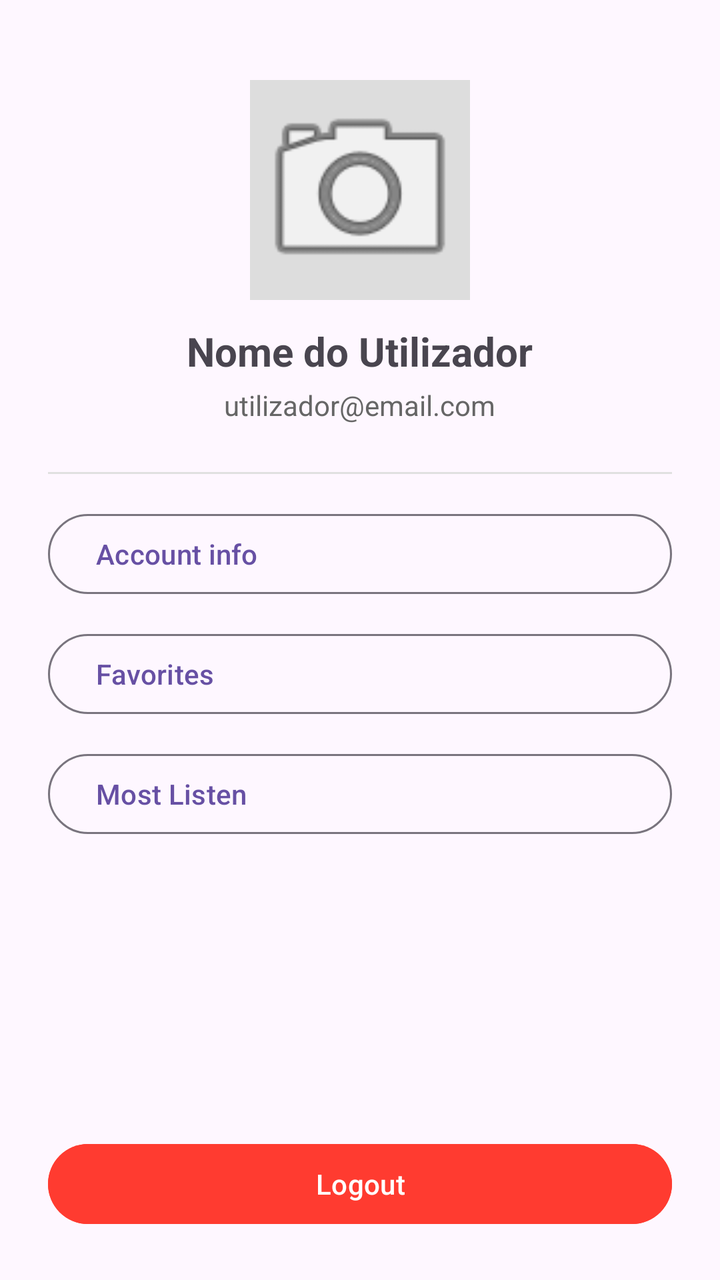
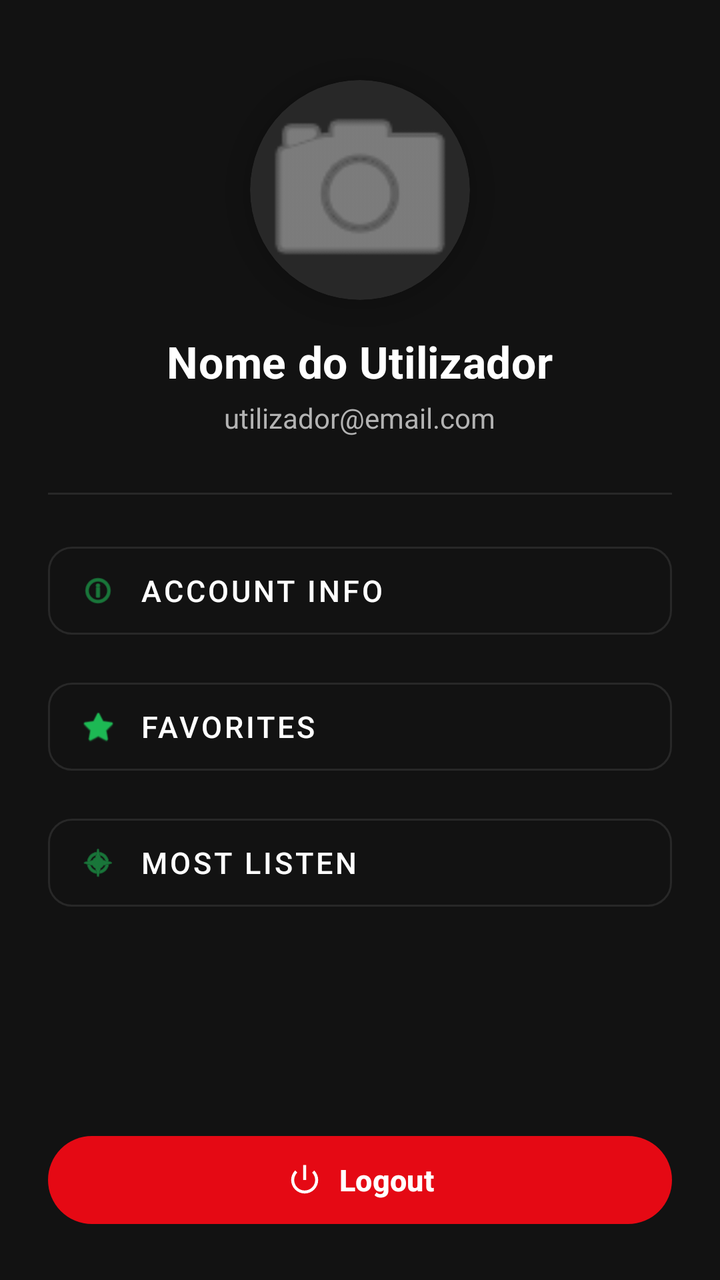

Before-and-after screenshots of an Android layout around one commit, followed by the original layout XML and the change that was made.
<!-- AndroidManifest.xml: application theme Theme.DSSMV_ProjectDroid_1230628_1222027 -->
<!-- res/layout/activity_settings.xml -->
<?xml version="1.0" encoding="utf-8"?>
<LinearLayout xmlns:android="http://schemas.android.com/apk/res/android"
              android:id="@+id/main_settings"
              android:layout_width="match_parent"
              android:layout_height="match_parent"
              android:orientation="vertical"
              android:padding="24dp"
              android:gravity="center_horizontal">

    <ImageView
            android:id="@+id/imgProfilePicture"
            android:layout_width="110dp"
            android:layout_height="110dp"
            android:layout_marginTop="16dp"
            android:src="@android:drawable/ic_menu_camera"
            android:background="#DDDDDD"
            android:scaleType="centerCrop" />

    <TextView
            android:id="@+id/txtUserName"
            android:layout_width="wrap_content"
            android:layout_height="wrap_content"
            android:layout_marginTop="12dp"
            android:text="Nome do Utilizador"
            android:textSize="20sp"
            android:textStyle="bold" />

    <TextView
            android:id="@+id/txtUserEmail"
            android:layout_width="wrap_content"
            android:layout_height="wrap_content"
            android:layout_marginTop="4dp"
            android:text="utilizador@email.com"
            android:textColor="#666666"
            android:textSize="14sp" />

    <View
            android:layout_width="match_parent"
            android:layout_height="1dp"
            android:layout_marginTop="24dp"
            android:layout_marginBottom="16dp"
            android:background="#E0E0E0" />

    <Button
            android:id="@+id/btnAccountInfo"
            style="?attr/materialButtonOutlinedStyle"
            android:layout_width="match_parent"
            android:layout_height="wrap_content"
            android:layout_marginBottom="12dp"
            android:text="Account info"
            android:textAlignment="viewStart" />

    <Button
            android:id="@+id/btnFavoriteSongs"
            style="?attr/materialButtonOutlinedStyle"
            android:layout_width="match_parent"
            android:layout_height="wrap_content"
            android:layout_marginBottom="12dp"
            android:text="Favorites"
            android:textAlignment="viewStart" />

    <Button
            android:id="@+id/btnTopArtist"
            style="?attr/materialButtonOutlinedStyle"
            android:layout_width="match_parent"
            android:layout_height="wrap_content"
            android:layout_marginBottom="12dp"
            android:text="Most Listen"
            android:textAlignment="viewStart" />

    <View
            android:layout_width="match_parent"
            android:layout_height="0dp"
            android:layout_weight="1" />

    <Button
            android:id="@+id/btnLogout"
            android:layout_width="match_parent"
            android:layout_height="wrap_content"
            android:backgroundTint="#FF3B30"
            android:text="Logout" />

</LinearLayout>
<!-- resources referenced by this layout -->
<resources>
  <style name="Theme.DSSMV_ProjectDroid_1230628_1222027" parent="Base.Theme.DSSMV_ProjectDroid_1230628_1222027" />
  <style name="Base.Theme.DSSMV_ProjectDroid_1230628_1222027" parent="Theme.Material3.DayNight.NoActionBar">
          
          
      </style>
</resources>

<!-- the commit's change to res/layout/activity_settings.xml (unified diff, before → after) -->
@@ -1,28 +1,41 @@
 <?xml version="1.0" encoding="utf-8"?>
 <LinearLayout xmlns:android="http://schemas.android.com/apk/res/android"
+              xmlns:app="http://schemas.android.com/apk/res-auto"
               android:id="@+id/main_settings"
               android:layout_width="match_parent"
               android:layout_height="match_parent"
+              android:background="#121212"
+              android:gravity="center_horizontal"
               android:orientation="vertical"
-              android:padding="24dp"
-              android:gravity="center_horizontal">
+              android:padding="24dp">
 
-    <ImageView
-            android:id="@+id/imgProfilePicture"
+    <androidx.cardview.widget.CardView
             android:layout_width="110dp"
             android:layout_height="110dp"
             android:layout_marginTop="16dp"
-            android:src="@android:drawable/ic_menu_camera"
-            android:background="#DDDDDD"
-            android:scaleType="centerCrop" />
+            app:cardBackgroundColor="#282828"
+            app:cardCornerRadius="55dp"
+            app:cardElevation="6dp">
+
+        <ImageView
+                android:id="@+id/imgProfilePicture"
+                android:layout_width="match_parent"
+                android:layout_height="match_parent"
+                android:contentDescription="Foto de Perfil"
+                android:scaleType="centerCrop"
+                android:src="@android:drawable/ic_menu_camera"
+                app:tint="#B3B3B3" />
+    </androidx.cardview.widget.CardView>
 
     <TextView
             android:id="@+id/txtUserName"
             android:layout_width="wrap_content"
             android:layout_height="wrap_content"
-            android:layout_marginTop="12dp"
+            android:layout_marginTop="16dp"
+            android:letterSpacing="0.01"
             android:text="Nome do Utilizador"
-            android:textSize="20sp"
+            android:textColor="#FFFFFF"
+            android:textSize="22sp"
             android:textStyle="bold" />
 
     <TextView
@@ -31,53 +44,88 @@
             android:layout_height="wrap_content"
             android:layout_marginTop="4dp"
             android:text="utilizador@email.com"
-            android:textColor="#666666"
+            android:textColor="#B3B3B3"
             android:textSize="14sp" />
 
     <View
             android:layout_width="match_parent"
             android:layout_height="1dp"
-            android:layout_marginTop="24dp"
-            android:layout_marginBottom="16dp"
-            android:background="#E0E0E0" />
+            android:layout_marginTop="28dp"
+            android:layout_marginBottom="20dp"
+            android:background="#282828" />
 
-    <Button
+    <com.google.android.material.button.MaterialButton
             android:id="@+id/btnAccountInfo"
-            style="?attr/materialButtonOutlinedStyle"
+            style="@style/Widget.MaterialComponents.Button.OutlinedButton"
             android:layout_width="match_parent"
-            android:layout_height="wrap_content"
+            android:layout_height="56dp"
             android:layout_marginBottom="12dp"
             android:text="Account info"
-            android:textAlignment="viewStart" />
+            android:textAlignment="viewStart"
+            android:textColor="#FFFFFF"
+            android:textSize="15sp"
+            app:cornerRadius="12dp"
+            app:icon="@android:drawable/ic_menu_info_details"
+            app:iconGravity="textStart"
+            app:iconPadding="12dp"
+            app:iconTint="#1DB954"
+            app:strokeColor="#282828"
+            app:strokeWidth="1dp" />
 
-    <Button
+    <com.google.android.material.button.MaterialButton
             android:id="@+id/btnFavoriteSongs"
-            style="?attr/materialButtonOutlinedStyle"
+            style="@style/Widget.MaterialComponents.Button.OutlinedButton"
             android:layout_width="match_parent"
-            android:layout_height="wrap_content"
+            android:layout_height="56dp"
             android:layout_marginBottom="12dp"
             android:text="Favorites"
-            android:textAlignment="viewStart" />
+            android:textAlignment="viewStart"
+            android:textColor="#FFFFFF"
+            android:textSize="15sp"
+            app:cornerRadius="12dp"
+            app:icon="@android:drawable/btn_star"
+            app:iconGravity="textStart"
+            app:iconPadding="12dp"
+            app:iconTint="#1DB954"
+            app:strokeColor="#282828"
+            app:strokeWidth="1dp" />
 
-    <Button
+    <com.google.android.material.button.MaterialButton
             android:id="@+id/btnTopArtist"
-            style="?attr/materialButtonOutlinedStyle"
+            style="@style/Widget.MaterialComponents.Button.OutlinedButton"
             android:layout_width="match_parent"
-            android:layout_height="wrap_content"
+            android:layout_height="56dp"
             android:layout_marginBottom="12dp"
             android:text="Most Listen"
-            android:textAlignment="viewStart" />
+            android:textAlignment="viewStart"
+            android:textColor="#FFFFFF"
+            android:textSize="15sp"
+            app:cornerRadius="12dp"
+            app:icon="@android:drawable/ic_menu_compass"
+            app:iconGravity="textStart"
+            app:iconPadding="12dp"
+            app:iconTint="#1DB954"
+            app:strokeColor="#282828"
+            app:strokeWidth="1dp" />
 
     <View
             android:layout_width="match_parent"
             android:layout_height="0dp"
             android:layout_weight="1" />
 
-    <Button
+    <com.google.android.material.button.MaterialButton
             android:id="@+id/btnLogout"
             android:layout_width="match_parent"
-            android:layout_height="wrap_content"
-            android:backgroundTint="#FF3B30"
-            android:text="Logout" />
+            android:layout_height="52dp"
+            android:text="Logout"
+            android:textColor="#FFFFFF"
+            android:textSize="15sp"
+            android:textStyle="bold"
+            app:backgroundTint="#E50914"
+            app:cornerRadius="26dp"
+            app:icon="@android:drawable/ic_lock_power_off"
+            app:iconGravity="textStart"
+            app:iconPadding="8dp"
+            app:iconTint="#FFFFFF" />
 
 </LinearLayout>
